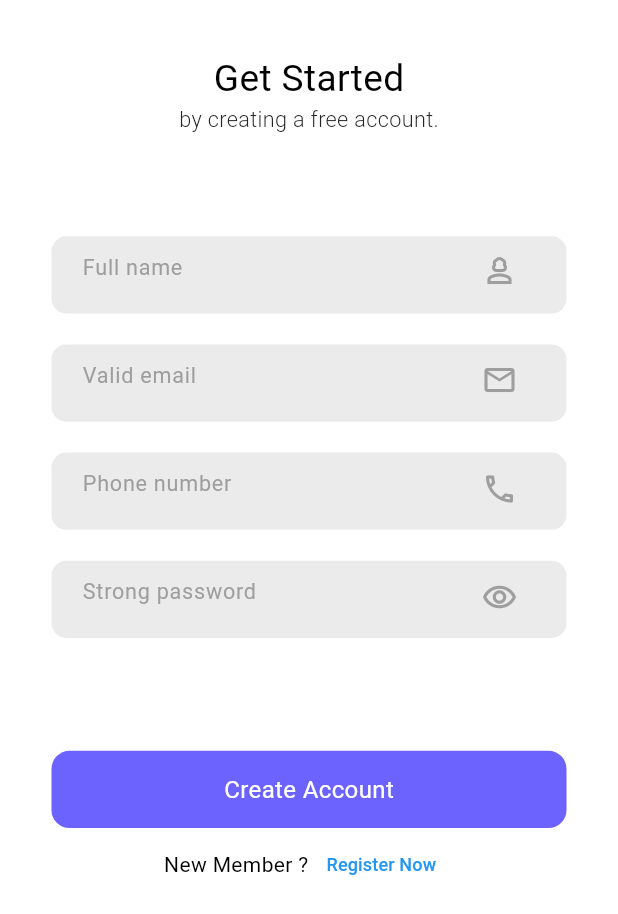
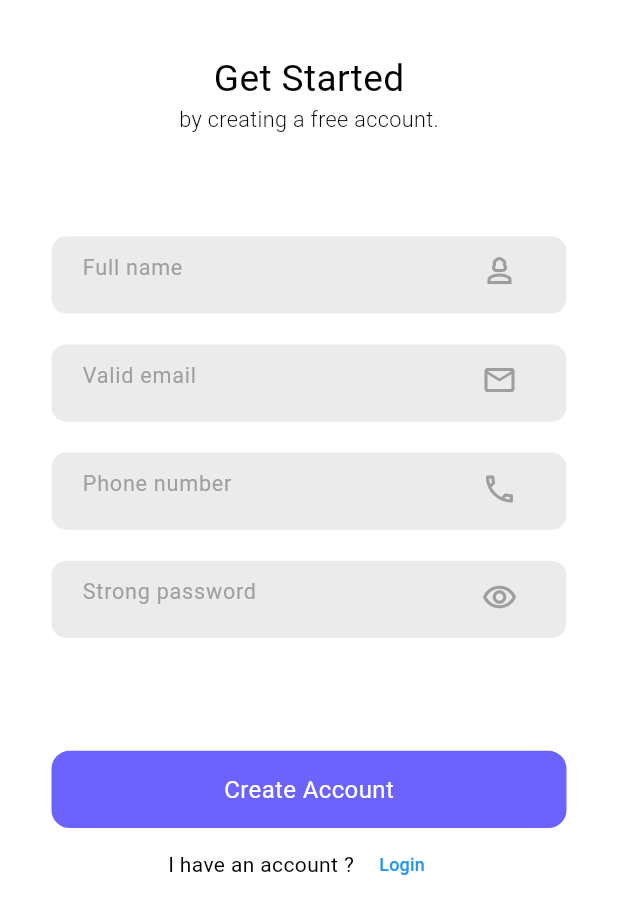
Before and after one commit to yousef2256/onbording1_app, a Flutter app: the screen it shows after launch, after a tap on "Register Now", on a phone screen of 412 x 824 dp. Shown: the part 305-1219 px from the top of the screen. Run offline on Flutter 3.47's test engine with Material 3 defaults, Android fonts, the phone set to English and light mode, and no system bars; our stand-ins replace flutter_screenutil, flutter_svg_provider.

Commit message:
test
final

```diff
--- a/lib/UI/register_page/registerpage.dart
+++ b/lib/UI/register_page/registerpage.dart
@@ -43,7 +43,7 @@ class RegisterPage extends StatelessWidget {
                               "by creating a free account.",
                               style: TextStyle(
                                   fontSize: 14.sp,
-                                  color: const Color(0xFF252525),
+                                  // color: const Color(0xFF252525),
                                   fontWeight: FontWeight.w300),
                             ),
                             SizedBox(height: 65.h),
@@ -100,11 +100,11 @@ class RegisterPage extends StatelessWidget {
                     Row(
                       mainAxisAlignment: MainAxisAlignment.center,
                       children: [
-                        const Text("New Member ?"),
+                        const Text("I have an account ?"),
                         TextButton(
                           onPressed: () {},
                           child: const Text(
-                            "Register Now",
+                            "Login",
                             style: TextStyle(
                               fontSize: 12,
                               color: Colors.blue,
--- a/lib/UI/sign_in_page/signinpage.dart
+++ b/lib/UI/sign_in_page/signinpage.dart
@@ -43,7 +43,7 @@ class SignInPage extends StatelessWidget {
                               "sign in to access your account",
                               style: TextStyle(
                                   fontSize: 14.sp,
-                                  color: const Color(0xFF252525),
+                                  // color: const Color(0xFF252525),
                                   fontWeight: FontWeight.w300),
                             ),
                             SizedBox(height: 65.h),
```
